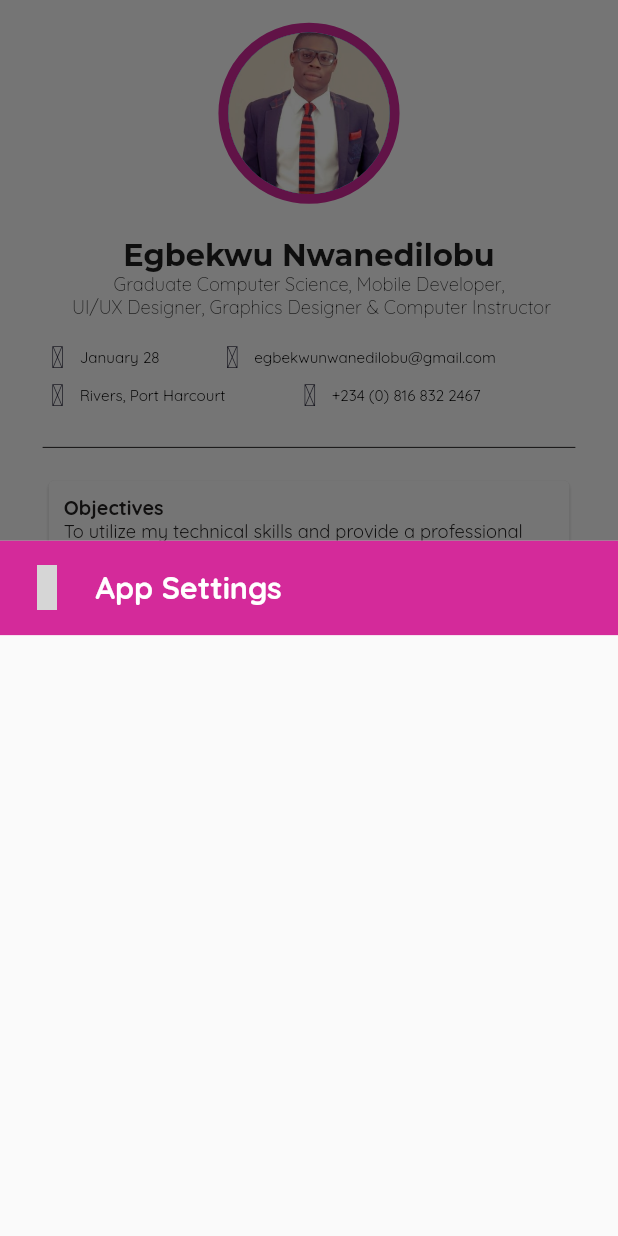
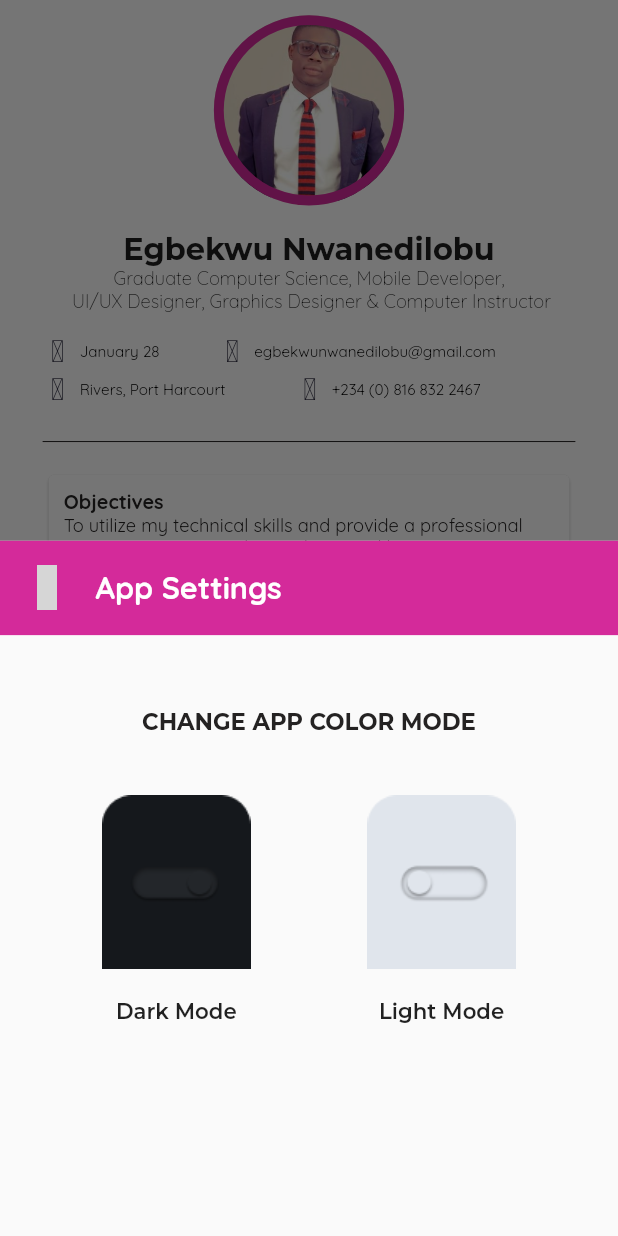
Before and after one commit to N-DiLo/about_app, a Flutter app: the screen it shows after launch, after a tap on an icon or button, on a phone screen of 412 x 824 dp. Run offline on Flutter 3.47's test engine with Material 2 defaults, Android fonts, the phone set to English and light mode, and no system bars; our stand-ins replace flutter_screenutil, font_awesome_flutter, google_fonts, iconsax, percent_indicator; grey boxes are pictures that could not be loaded.

Commit message:
updating app responsiveness

```diff
--- a/lib/main.dart
+++ b/lib/main.dart
@@ -6,6 +6,12 @@ import 'package:flutter_screenutil/flutter_screenutil.dart';
 
 void main() {
   runApp(const MyApp());
+
+  SystemChrome.setPreferredOrientations([
+    DeviceOrientation.landscapeLeft,
+    DeviceOrientation.portraitUp,
+    DeviceOrientation.landscapeRight
+  ]);
 
   SystemChrome.setSystemUIOverlayStyle(const SystemUiOverlayStyle(
     statusBarIconBrightness: Brightness.light,
--- a/lib/screens/background.dart
+++ b/lib/screens/background.dart
@@ -1,4 +1,5 @@
 import 'package:about_app/utils/constant/app_color.dart';
+import 'package:about_app/utils/responsive.dart';
 import 'package:about_app/utils/shared/buttons.dart';
 import 'package:flutter/material.dart';
 import 'package:flutter_screenutil/flutter_screenutil.dart';
@@ -10,14 +11,16 @@ class Background extends StatelessWidget {
 
   @override
   Widget build(BuildContext context) {
-    return Scaffold(
+    return ScreenLayout(
+      mobile: Scaffold(
         floatingActionButton: const FAB(),
         appBar: AppBar(
             centerTitle: false,
             title: Text(
               'Background',
               style: GoogleFonts.quicksand(
-                fontSize: ScreenUtil().setSp(17), fontWeight: FontWeight.w700),
+                  fontSize: ScreenUtil().setSp(17),
+                  fontWeight: FontWeight.w700),
             ),
             backgroundColor: AppPalette.primaryColor),
         backgroundColor: AppPalette.whiteColor,
@@ -331,6 +334,7 @@ class Background extends StatelessWidget {
             ),
           ),
         ),
+      ),
     );
   }
 }
--- a/lib/screens/experience.dart
+++ b/lib/screens/experience.dart
@@ -1,5 +1,6 @@
 import 'package:about_app/utils/components/app_components.dart';
 import 'package:about_app/utils/constant/app_color.dart';
+import 'package:about_app/utils/responsive.dart';
 import 'package:about_app/utils/shared/buttons.dart';
 import 'package:flutter/material.dart';
 import 'package:flutter_screenutil/flutter_screenutil.dart';
@@ -10,14 +11,16 @@ class ExpScreen extends StatelessWidget {
 
   @override
   Widget build(BuildContext context) {
-    return Scaffold(
+    return ScreenLayout(
+      mobile: Scaffold(
         floatingActionButton: const FAB(),
         appBar: AppBar(
             centerTitle: false,
             title: Text(
               'Experience',
               style: GoogleFonts.quicksand(
-                fontSize: ScreenUtil().setSp(17), fontWeight: FontWeight.w700),
+                  fontSize: ScreenUtil().setSp(17),
+                  fontWeight: FontWeight.w700),
             ),
             backgroundColor: AppPalette.primaryColor),
         backgroundColor: AppPalette.whiteColor,
@@ -49,6 +52,7 @@ class ExpScreen extends StatelessWidget {
             ]),
           ),
         ),
+      ),
     );
   }
 }
--- a/lib/screens/home.dart
+++ b/lib/screens/home.dart
@@ -1,5 +1,6 @@
 import 'package:about_app/utils/components/app_components.dart';
 import 'package:about_app/utils/constant/app_color.dart';
+import 'package:about_app/utils/responsive.dart';
 import 'package:about_app/utils/shared/buttons.dart';
 import 'package:flutter/material.dart';
 import 'package:flutter_screenutil/flutter_screenutil.dart';
@@ -10,7 +11,8 @@ class HomeView extends StatelessWidget {
   @override
   Widget build(BuildContext context) {
     return SafeArea(
-      child: Scaffold(
+      child: ScreenLayout(
+        mobile: Scaffold(
           floatingActionButton: const FAB(),
           backgroundColor: AppPalette.whiteColor,
           body: Padding(
@@ -31,6 +33,7 @@ class HomeView extends StatelessWidget {
             ),
           ),
         ),
+      ),
     );
   }
 }
--- a/lib/screens/portfolio.dart
+++ b/lib/screens/portfolio.dart
@@ -1,5 +1,6 @@
 import 'package:about_app/utils/components/app_components.dart';
 import 'package:about_app/utils/constant/app_color.dart';
+import 'package:about_app/utils/responsive.dart';
 import 'package:about_app/utils/shared/buttons.dart';
 import 'package:flutter/material.dart';
 import 'package:flutter_screenutil/flutter_screenutil.dart';
@@ -15,7 +16,8 @@ class PortFolio extends StatefulWidget {
 class _PortFolioState extends State<PortFolio> {
   @override
   Widget build(BuildContext context) {
-    return Scaffold(
+    return ScreenLayout(
+      mobile: Scaffold(
         appBar: AppBar(
           centerTitle: false,
           backgroundColor: AppPalette.primaryColor,
@@ -40,6 +42,7 @@ class _PortFolioState extends State<PortFolio> {
             ),
           ),
         ),
+      ),
     );
   }
 }
--- a/lib/utils/components/app_components.dart
+++ b/lib/utils/components/app_components.dart
@@ -19,17 +19,20 @@ class HomeComponents extends StatelessWidget {
     return Column(
       children: [
         SizedBox(height: ScreenUtil().setHeight(10)),
-        Container(
-          width: ScreenUtil().setHeight(119),
-          height: ScreenUtil().setWidth(119),
+        AspectRatio(
+          aspectRatio: 2.8,
+          child: Container(
+            width: ScreenUtil().setWidth(50),
+            height: ScreenUtil().setHeight(50),
             decoration: BoxDecoration(
+                image: const DecorationImage(
+                    image: AssetImage('assets/profile.jpg')),
                 border: Border.all(
                     width: ScreenUtil().setWidth(6),
                     color: AppPalette.primaryColor),
                 shape: BoxShape.circle,
                 color: AppPalette.whiteColor),
-          child: const CircleAvatar(
-              backgroundImage: AssetImage('assets/profile.jpg')),
+          ),
         ),
         SizedBox(height: ScreenUtil().setHeight(16)),
         RichText(
@@ -284,7 +287,7 @@ class SocialComponent extends StatelessWidget {
           height: ScreenUtil().setHeight(52),
           width: ScreenUtil().setWidth(57),
           child: Link(
-              target: LinkTarget.self,
+              target: LinkTarget.blank,
               uri: Uri.parse('https://twitter.com/nwanedilobu'),
               builder: (context, followLink) => SocialButton(
                   primary: AppPalette.buttonColor,
@@ -299,7 +302,7 @@ class SocialComponent extends StatelessWidget {
           height: ScreenUtil().setHeight(52),
           width: ScreenUtil().setWidth(57),
           child: Link(
-              target: LinkTarget.self,
+              target: LinkTarget.blank,
               uri: Uri.parse('https://linkedin.com/nwanedilobu'),
               builder: (context, followLink) => SocialButton(
                   primary: AppPalette.buttonColor,
@@ -314,7 +317,7 @@ class SocialComponent extends StatelessWidget {
           height: ScreenUtil().setHeight(52),
           width: ScreenUtil().setWidth(57),
           child: Link(
-              target: LinkTarget.self,
+              target: LinkTarget.blank,
               uri: Uri.parse('https://facebook.com/nwanedilobu'),
               builder: (context, followLink) => SocialButton(
                   primary: AppPalette.buttonColor,
@@ -329,7 +332,7 @@ class SocialComponent extends StatelessWidget {
           height: ScreenUtil().setHeight(52),
           width: ScreenUtil().setWidth(57),
           child: Link(
-              target: LinkTarget.self,
+              target: LinkTarget.blank,
               uri: Uri.parse('https://github.com/N-DiLo'),
               builder: (context, followLink) => SocialButton(
                   primary: AppPalette.buttonColor,
@@ -480,7 +483,7 @@ class ExpComponents extends StatelessWidget {
                                 color: AppPalette.textColor),
                             children: <TextSpan>[
                               TextSpan(
-                                text: 'Mobile Lead\n',
+                                text: 'Mobile Developer\n',
                                 style: GoogleFonts.quicksand(
                                     fontSize: ScreenUtil().setSp(9),
                                     fontWeight: FontWeight.w600),
--- a/lib/utils/constant/bottom_sheet.dart
+++ b/lib/utils/constant/bottom_sheet.dart
@@ -39,8 +39,49 @@ class _AppSettingsState extends State<AppSettings> {
         ),
         Padding(
             padding: const EdgeInsets.all(28.0),
-            child: Column(
-                crossAxisAlignment: CrossAxisAlignment.start, children: [])),
+            child:
+                Column(mainAxisAlignment: MainAxisAlignment.center, children: [
+              SizedBox(height: ScreenUtil().setHeight(20)),
+              Text(
+                'CHANGE APP COLOR MODE',
+                style: GoogleFonts.montserrat(
+                    fontSize: ScreenUtil().setSp(15),
+                    fontWeight: FontWeight.w700,
+                    color: AppPalette.fontColor),
+              ),
+              SizedBox(height: ScreenUtil().setHeight(38)),
+              Row(mainAxisAlignment: MainAxisAlignment.center, children: [
+                Column(
+                  children: [
+                    Image.asset('assets/dark-mode.png',
+                        width: ScreenUtil().setWidth(99),
+                        height: ScreenUtil().setHeight(116)),
+                    SizedBox(height: ScreenUtil().setHeight(18)),
+                    Text(
+                      'Dark Mode',
+                      style: GoogleFonts.montserrat(
+                          fontWeight: FontWeight.w600,
+                          fontSize: ScreenUtil().setSp(14)),
+                    )
+                  ],
+                ),
+                SizedBox(width: ScreenUtil().setWidth(62)),
+                Column(
+                  children: [
+                    Image.asset('assets/light-mode.png',
+                        width: ScreenUtil().setWidth(99),
+                        height: ScreenUtil().setHeight(116)),
+                    SizedBox(height: ScreenUtil().setHeight(18)),
+                    Text(
+                      'Light Mode',
+                      style: GoogleFonts.montserrat(
+                          fontWeight: FontWeight.w600,
+                          fontSize: ScreenUtil().setSp(14)),
+                    )
+                  ],
+                ),
+              ])
+            ])),
       ],
     );
   }
--- a/lib/utils/responsive.dart
+++ b/lib/utils/responsive.dart
@@ -3,11 +3,16 @@ import 'package:flutter/material.dart';
 enum DeviceScreen { mobileLayout, tabletLayout }
 
 class ScreenSizeInfo {
+  final Orientation? orientation;
   final DeviceScreen? deviceScreen;
   final Size? screenSize;
   final Size? localWidgetSize;
 
-  ScreenSizeInfo({this.deviceScreen, this.screenSize, this.localWidgetSize});
+  ScreenSizeInfo(
+      {this.orientation,
+      this.deviceScreen,
+      this.screenSize,
+      this.localWidgetSize});
 }
 
 //Creating app responsive architecture with DeviceType breakpoints
@@ -24,6 +29,7 @@ class Responsive extends StatelessWidget {
       var screenSizeInfo = ScreenSizeInfo(
           deviceScreen: getDeviceType(mediaQuery),
           screenSize: mediaQuery.size,
+          orientation: mediaQuery.orientation,
           localWidgetSize: Size(constraints.maxWidth, constraints.maxHeight));
       return builder(context, screenSizeInfo);
     });
@@ -32,7 +38,13 @@ class Responsive extends StatelessWidget {
 
 //Setting DeviceTypes using breakpoints
 DeviceScreen getDeviceType(MediaQueryData mediaQuery) {
+  var orientation = mediaQuery.orientation;
   double deviceWidth = mediaQuery.size.shortestSide;
+  if (orientation == Orientation.landscape) {
+    deviceWidth = mediaQuery.size.height;
+  } else {
+    deviceWidth = mediaQuery.size.width;
+  }
 
   if (deviceWidth > 600) {
     return DeviceScreen.tabletLayout;
@@ -42,18 +54,18 @@ DeviceScreen getDeviceType(MediaQueryData mediaQuery) {
 
 //Setting ScreenLayout based on breakpoints provided by responsive builder
 class ScreenLayout extends StatelessWidget {
-  final Widget mobile;
-  final Widget? tablet;
-  const ScreenLayout({Key? key, this.tablet, required this.mobile})
-      : super(key: key);
+  final Widget? mobile;
+  const ScreenLayout({Key? key, this.mobile}) : super(key: key);
 
   @override
   Widget build(BuildContext context) {
-    return Responsive(builder: ((context, screenSizeInfo) {
-      if (screenSizeInfo.deviceScreen == DeviceScreen.mobileLayout) {
-        return mobile;
-      }
-      return mobile;
-    }));
+    return Responsive(
+      builder: ((context, screenSizeInfo) {
+        if (screenSizeInfo.deviceScreen == DeviceScreen.mobileLayout) {
+          return mobile!;
+        }
+        return mobile!;
+      }),
+    );
   }
 }
```
Also changed, not shown: assets/dark-mode.png (added), assets/light-mode.png (added), 1 other file. Lines whose indentation alone changed are shown as unchanged.
